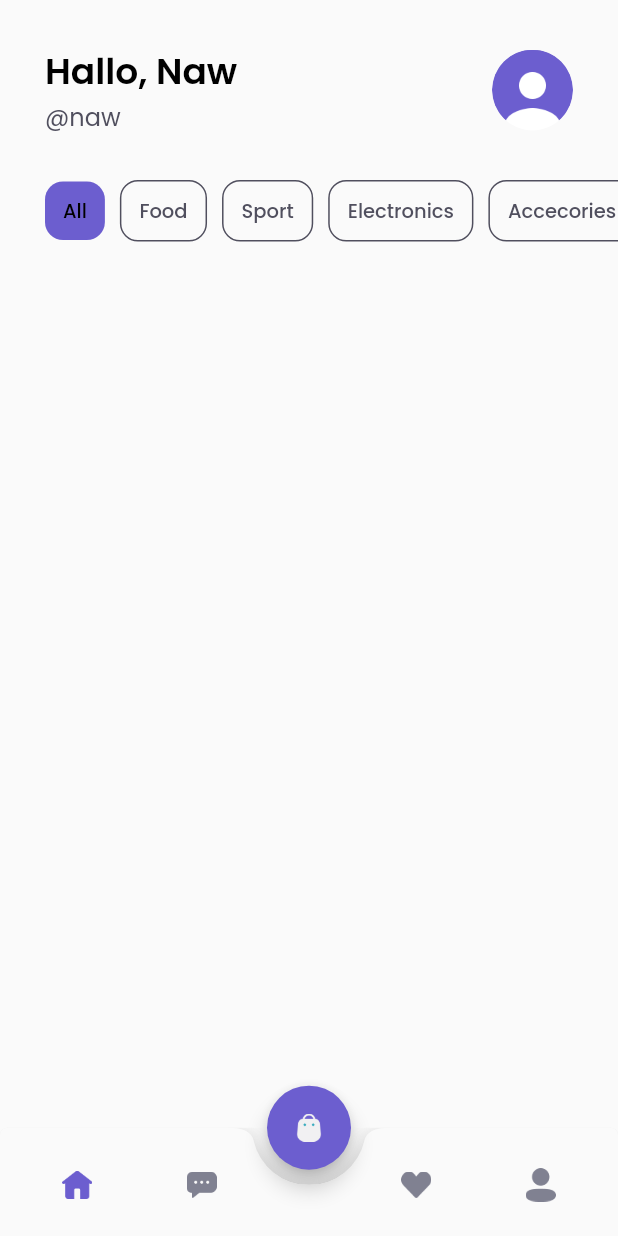
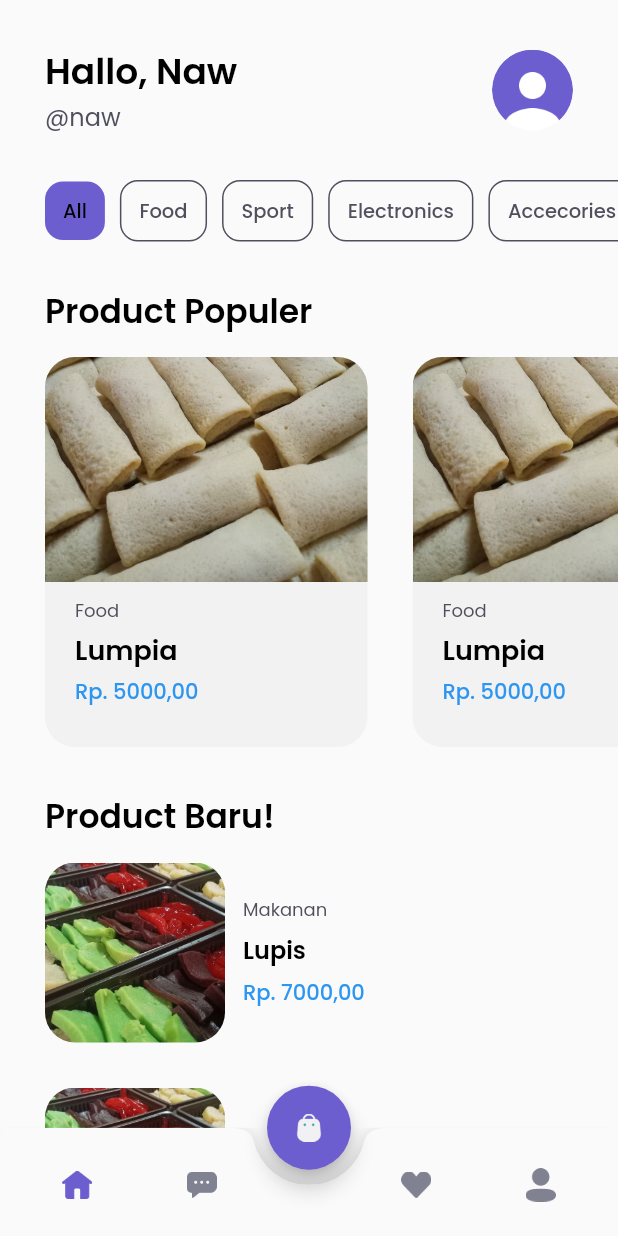
Before and after one commit to MohammadNawawi/flutter-niori, a Flutter app: the MainPage screen opened by its route, on a phone screen of 412 x 824 dp. Run offline on Flutter 3.47's test engine with Material 2 defaults, Android fonts, the phone set to English and light mode, and no system bars; our stand-ins replace google_fonts.

Commit message:
Create new product

```diff
--- a/lib/pages/home/home_page.dart
+++ b/lib/pages/home/home_page.dart
@@ -1,5 +1,7 @@
 import 'package:flutter/material.dart';
 import 'package:niori/theme.dart';
+import 'package:niori/widgets/product_card.dart';
+import 'package:niori/widgets/product_tile.dart';
 
 class HomePage extends StatelessWidget {
   @override
@@ -186,10 +188,86 @@ class HomePage extends StatelessWidget {
       );
     }
 
+    Widget popularProductsTitle() {
+      return Container(
+        margin: EdgeInsets.only(
+          top: defaultMargin,
+          left: defaultMargin,
+          right: defaultMargin,
+        ),
+        child: Text(
+          'Product Populer',
+          style: textBlackStyle.copyWith(
+            fontSize: 22,
+            fontWeight: semiBold,
+          ),
+        ),
+      );
+    }
+
+    Widget popularProducts() {
+      return Container(
+        margin: EdgeInsets.only(top: 14),
+        child: SingleChildScrollView(
+          scrollDirection: Axis.horizontal,
+          child: Row(
+            children: [
+              SizedBox(
+                width: defaultMargin,
+              ),
+              Row(
+                children: [
+                  ProductCard(),
+                  ProductCard(),
+                  ProductCard(),
+                ],
+              ),
+            ],
+          ),
+        ),
+      );
+    }
+
+    Widget newProductsTitle() {
+      return Container(
+        margin: EdgeInsets.only(
+          top: defaultMargin,
+          left: defaultMargin,
+          right: defaultMargin,
+        ),
+        child: Text(
+          'Product Baru!',
+          style: textBlackStyle.copyWith(
+            fontSize: 22,
+            fontWeight: semiBold,
+          ),
+        ),
+      );
+    }
+
+    Widget newProducts() {
+      return Container(
+        margin: EdgeInsets.only(
+          top: 14,
+        ),
+        child: Column(
+          children: [
+            ProductTile(),
+            ProductTile(),
+            ProductTile(),
+          ],
+        ),
+      );
+    }
+
     return ListView(
       children: [
         header(),
         categories(),
+        popularProductsTitle(),
+        popularProducts(),
+        newProductsTitle(),
+        newProducts(),
       ],
     );
   }
--- a/lib/theme.dart
+++ b/lib/theme.dart
@@ -8,8 +8,11 @@ Color secodaryColor = Color(0xff19cdb8);
 Color alertColor = Color(0xffed6363);
 Color priceColor = Color(0xff2c96f1);
 Color textWhite = Color(0xffffffff);
+Color whiteColor = Color(0xffffffff);
+Color cardColor = Color(0xfff2f2f2);
 Color inputColor = Color(0xffe4e4e4);
 Color textBlack = Color(0xff000000);
+Color blackColor = Color(0xff000000);
 Color textGray = Color(0xff999999);
 Color subtitleColor = Color(0xff504f5e);
 Color transparentColor = Colors.transparent;
--- /dev/null
+++ b/lib/widgets/product_card.dart
@@ -0,0 +1,75 @@
+import 'package:flutter/material.dart';
+import 'package:niori/theme.dart';
+
+class ProductCard extends StatelessWidget {
+  const ProductCard({Key? key}) : super(key: key);
+
+  @override
+  Widget build(BuildContext context) {
+    return Container(
+      width: 215,
+      height: 260,
+      margin: EdgeInsets.only(right: defaultMargin),
+      decoration: BoxDecoration(
+        borderRadius: BorderRadius.circular(20),
+        color: cardColor,
+      ),
+      child: Column(
+        crossAxisAlignment: CrossAxisAlignment.start,
+        children: [
+          // SizedBox(
+          //   height: 10,
+          // ),
+          ClipRRect(
+            borderRadius: BorderRadius.only(
+              topLeft: Radius.circular(20),
+              topRight: Radius.circular(20),
+            ),
+            child: Image.asset(
+              'assets/images/iclog/food_1.jpg',
+              width: 215,
+              height: 150,
+              fit: BoxFit.cover,
+            ),
+          ),
+          Container(
+            margin: EdgeInsets.symmetric(
+              horizontal: 20,
+            ),
+            child: Column(
+              crossAxisAlignment: CrossAxisAlignment.start,
+              children: [
+                SizedBox(
+                  height: 10,
+                ),
+                Text(
+                  'Food',
+                  style: textSubtitleStyle.copyWith(
+                    fontSize: 12,
+                  ),
+                ),
+                SizedBox(
+                  height: 4,
+                ),
+                Text(
+                  'Lumpia',
+                  style: textBlackStyle.copyWith(
+                      fontSize: 18, fontWeight: semiBold),
+                  overflow: TextOverflow.ellipsis,
+                ),
+                SizedBox(
+                  height: 4,
+                ),
+                Text(
+                  'Rp. 5000,00',
+                  style:
+                      textPriceStyle.copyWith(fontSize: 14, fontWeight: medium),
+                ),
+              ],
+            ),
+          ),
+        ],
+      ),
+    );
+  }
+}
--- /dev/null
+++ b/lib/widgets/product_tile.dart
@@ -0,0 +1,62 @@
+import 'package:flutter/material.dart';
+import 'package:niori/theme.dart';
+
+class ProductTile extends StatelessWidget {
+  const ProductTile({Key? key}) : super(key: key);
+
+  @override
+  Widget build(BuildContext context) {
+    return Container(
+      margin: EdgeInsets.only(
+          left: defaultMargin, right: defaultMargin, bottom: defaultMargin),
+      child: Row(
+        children: [
+          ClipRRect(
+            borderRadius: BorderRadius.circular(20),
+            child: Image.asset(
+              'assets/images/iclog/food_2.jpg',
+              width: 120,
+              height: 120,
+              fit: BoxFit.cover,
+            ),
+          ),
+          SizedBox(
+            width: 12,
+          ),
+          Expanded(
+            child: Column(
+              crossAxisAlignment: CrossAxisAlignment.start,
+              children: [
+                Text(
+                  'Makanan',
+                  style: textSubtitleStyle.copyWith(
+                    fontSize: 12,
+                  ),
+                ),
+                SizedBox(
+                  height: 6,
+                ),
+                Text(
+                  'Lupis',
+                  style: textBlackStyle.copyWith(
+                    fontSize: 16,
+                    fontWeight: semiBold,
+                  ),
+                ),
+                SizedBox(
+                  height: 6,
+                ),
+                Text(
+                  'Rp. 7000,00',
+                  style: textPriceStyle.copyWith(
+                    fontWeight: medium,
+                  ),
+                ),
+              ],
+            ),
+          ),
+        ],
+      ),
+    );
+  }
+}
```
Also changed, not shown: assets/images/iclog/food_1.jpg (added), assets/images/iclog/food_2.jpg (added), assets/images/iclog/food_3.jpg (added).
